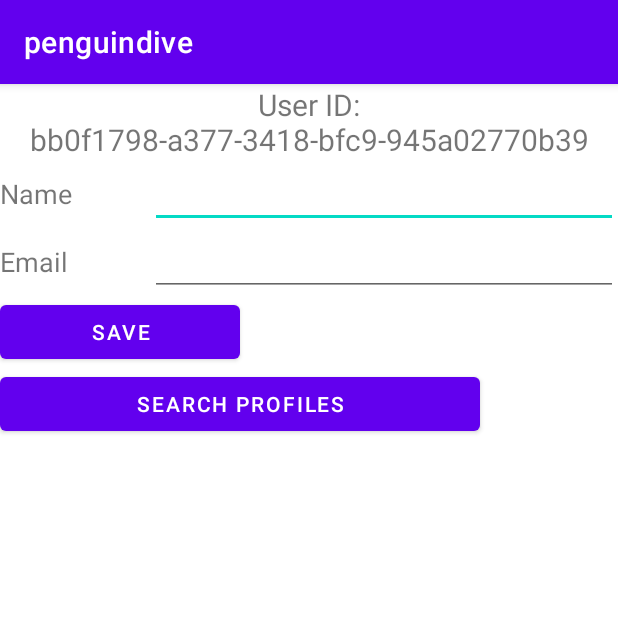
After one commit to CMPUT301W21T24/PenguinDive, an Android app: the Profile screen opened directly, with no data from a screen before it, on a phone screen of 412 x 824 dp, the top half of it. The commit adds this screen. Run offline under Robolectric (Android 15) with nearby library versions, the phone set to English and light mode, and no system bars; our stand-ins replace Firebase (no records; nobody signed in at launch, a user with empty details on screens opened directly).

Commit message:
Profile Classes

```diff
--- a/app/src/main/AndroidManifest.xml
+++ b/app/src/main/AndroidManifest.xml
@@ -17,5 +17,8 @@
         </activity>
         <activity android:name=".MainActivity" />
         <activity android:name=".MyExperimentActivity"/>
+        <activity android:name=".Profile"/>
+        <activity android:name=".SearchProfile"/>
+        <activity android:name=".SelectedProfile"/>
     </application>
 </manifest>
--- /dev/null
+++ b/app/src/main/java/com/cmput301/penguindive/Profile.java
@@ -0,0 +1,89 @@
+package com.cmput301.penguindive;
+
+import android.content.Context;
+import android.content.Intent;
+import android.content.SharedPreferences;
+import android.os.Bundle;
+import android.util.Log;
+import android.view.View;
+import android.widget.Button;
+import android.widget.EditText;
+import android.widget.TextView;
+
+import androidx.annotation.NonNull;
+import androidx.appcompat.app.AppCompatActivity;
+
+import com.google.android.gms.tasks.OnCompleteListener;
+import com.google.android.gms.tasks.Task;
+import com.google.firebase.firestore.CollectionReference;
+import com.google.firebase.firestore.DocumentReference;
+import com.google.firebase.firestore.DocumentSnapshot;
+import com.google.firebase.firestore.FirebaseFirestore;
+
+
+public class Profile extends AppCompatActivity {
+    private EditText name;
+    private EditText email;
+    private TextView id;
+    Button saveButton;
+    Button searchButton;
+    String uid;
+
+    //private ArrayList<Experiment> ownedExperiments;
+    //private ArrayList<Experiment> subscribedExperiments;
+    FirebaseFirestore db = FirebaseFirestore.getInstance();
+    CollectionReference profileCollectionReference = db.collection("Experimenter");
+
+    @Override
+    protected void onCreate(Bundle savedInstanceState) {
+        super.onCreate(savedInstanceState);
+        setContentView(R.layout.show_profile);
+        id = findViewById(R.id.UserID);
+        name = findViewById(R.id.userName);
+        email = findViewById(R.id.Email);
+        saveButton = findViewById(R.id.saveButton);
+        searchButton = findViewById(R.id.searchButton);
+        SharedPreferences sharedPref = this.getSharedPreferences("identity", Context.MODE_PRIVATE);
+
+        uid = sharedPref.getString("UID", "");
+
+        //make a query on the given profile to display the id, name, contact information of the instance's user
+        DocumentReference docRef = profileCollectionReference.document(uid);
+        docRef.get().addOnCompleteListener(new OnCompleteListener<DocumentSnapshot>() {
+            @Override
+            public void onComplete(@NonNull Task<DocumentSnapshot> task) {
+                if (task.isSuccessful()) {
+                    DocumentSnapshot document = task.getResult();
+                    id.setText("User ID: " + document.getId());
+                    name.setText(document.getString("name"));
+                    email.setText(document.getString("email"));
+
+                }
+            }
+        });
+
+        saveButton.setOnClickListener(new View.OnClickListener() {
+            @Override
+            public void onClick(View view) {
+                docRef.update("name",name.getText().toString());
+                docRef.update("email",email.getText().toString());
+            }
+        });
+
+        searchButton.setOnClickListener(new View.OnClickListener() {
+            @Override
+            public void onClick(View view) {
+                Intent intent = new Intent(Profile.this, SearchProfile.class);
+                startActivity(intent);
+                finishAffinity();
+            }
+        });
+    }
+    @Override
+    public void onBackPressed(){
+        Intent intent = new Intent(Profile.this, MainActivity.class);
+        startActivity(intent);
+        finishAffinity();
+    }
+
+}
--- /dev/null
+++ b/app/src/main/res/layout/show_profile.xml
@@ -0,0 +1,70 @@
+<?xml version="1.0" encoding="utf-8"?>
+
+<LinearLayout
+    xmlns:android="http://schemas.android.com/apk/res/android"
+    android:layout_width="match_parent"
+    android:layout_height="match_parent"
+    android:orientation="vertical">
+
+    <TextView
+        android:id="@+id/UserID"
+        android:layout_width="match_parent"
+        android:layout_height="wrap_content"
+        android:text="UserID: testing"
+        android:textSize="20dp"
+        android:gravity="center"/>
+
+    <LinearLayout
+        android:layout_width="match_parent"
+        android:layout_height="wrap_content"
+        android:orientation="horizontal">
+
+        <TextView
+            android:layout_width="100dp"
+            android:layout_height="wrap_content"
+            android:text="Name"
+            android:textSize="18dp"/>
+
+        <EditText
+            android:id="@+id/userName"
+            android:layout_width="match_parent"
+            android:layout_height="wrap_content"
+            android:inputType="text"
+            />
+
+    </LinearLayout>
+
+    <LinearLayout
+        android:layout_width="match_parent"
+        android:layout_height="wrap_content"
+        android:orientation="horizontal">
+
+        <TextView
+            android:layout_width="100dp"
+            android:layout_height="wrap_content"
+            android:text="Email"
+            android:textSize="18dp"/>
+
+        <EditText
+            android:id="@+id/Email"
+            android:layout_width="match_parent"
+            android:layout_height="wrap_content"
+            android:inputType="text"
+            />
+
+    </LinearLayout>
+
+    <Button
+        android:id="@+id/saveButton"
+        android:layout_width="160dp"
+        android:layout_height="wrap_content"
+        android:text="Save" />
+
+    <Button
+        android:id="@+id/searchButton"
+        android:layout_width="320dp"
+        android:layout_height="wrap_content"
+        android:text="Search Profiles" />
+
+
+</LinearLayout>
```
Also changed, not shown: app/src/main/java/com/cmput301/penguindive/MainActivity.java (+10 -0 lines), app/src/main/java/com/cmput301/penguindive/SearchProfile.java (added, +113 -0 lines), app/src/main/java/com/cmput301/penguindive/SelectedProfile.java (added, +54 -0 lines), app/src/main/res/layout/search_profile.xml (added, +24 -0 lines), app/src/main/res/layout/selected_profile.xml (added, +23 -0 lines).
